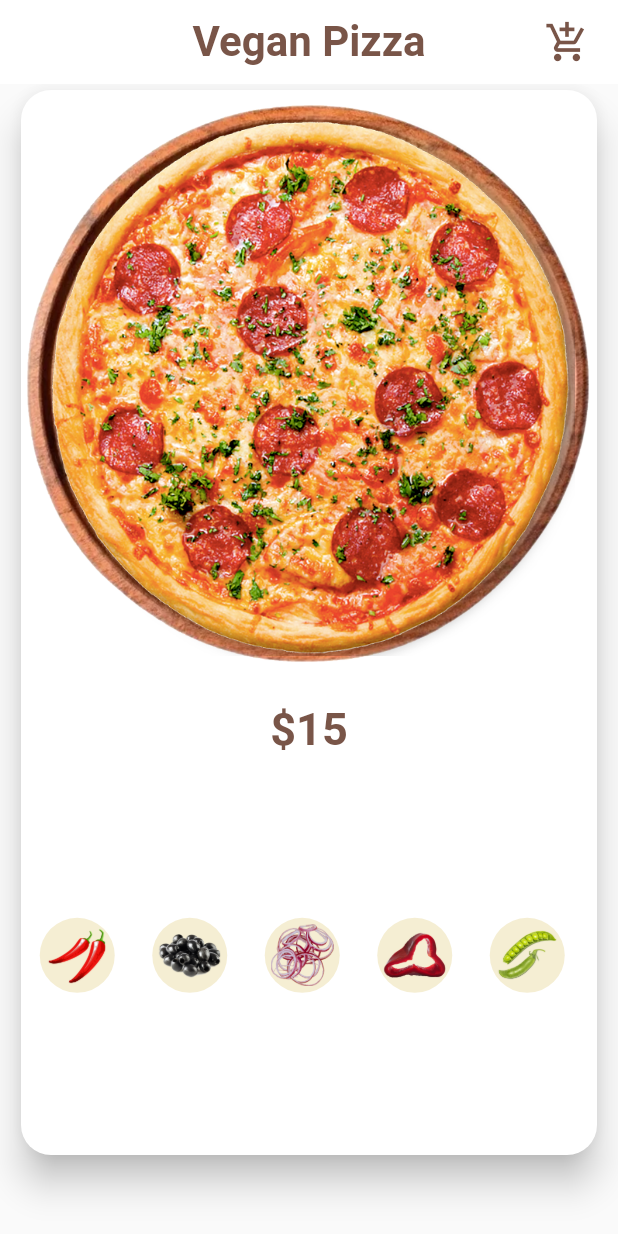
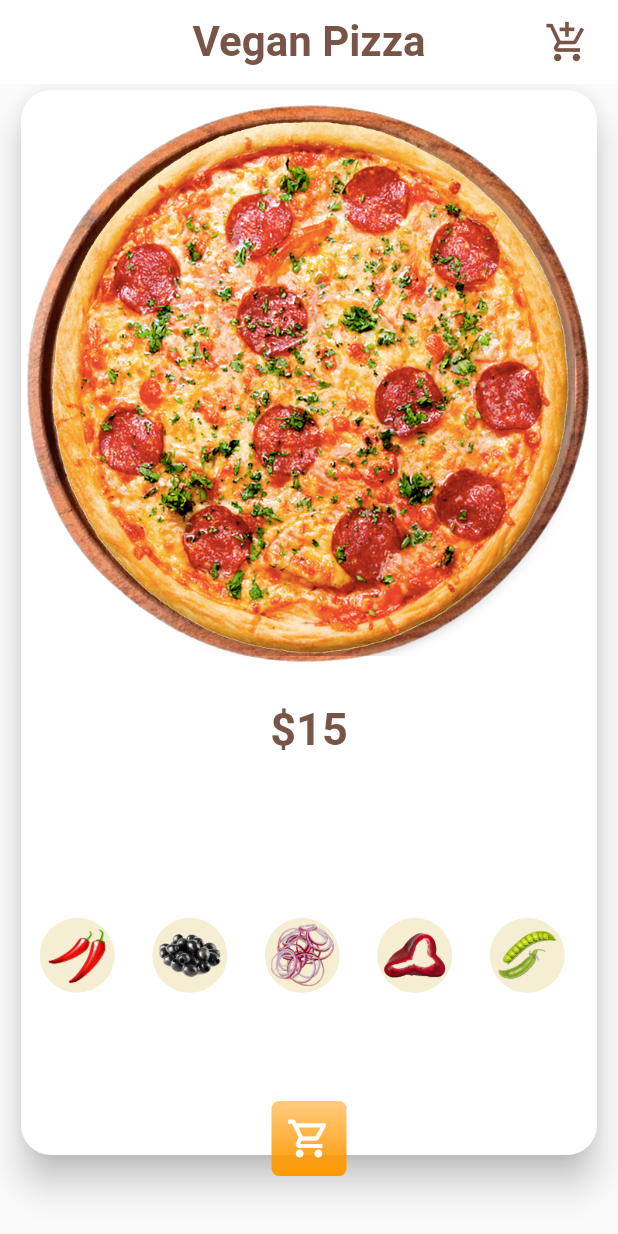
Before and after one commit to Dandy27/apporder, a Flutter app: the screen it shows after launch, on a phone screen of 412 x 824 dp. Run offline on Flutter 3.47's test engine with Material 2 defaults, Android fonts, the phone set to English and light mode, and no system bars.

Commit message:
buidButtonCart

```diff
--- a/dandy.com/lib/common/components/body_card.dart
+++ b/dandy.com/lib/common/components/body_card.dart
@@ -3,6 +3,8 @@ import 'package:pizzaorders2/common/components/pizza_details.dart';
 import 'package:pizzaorders2/common/components/pizza_ingredients.dart';
 
 import '../../constants.dart';
+
+const _pizzaCardSize = 50.0;
 
 class BodyCard extends StatelessWidget {
   const BodyCard({
@@ -30,8 +32,63 @@ class BodyCard extends StatelessWidget {
               ],
             ),
           ),
+        ),
+        Positioned(
+          bottom: 40,
+          height: _pizzaCardSize,
+          width: _pizzaCardSize,
+          left: MediaQuery.of(context).size.width / 2 - _pizzaCardSize / 2,
+          child: Container(
+              decoration: BoxDecoration(
+                gradient: LinearGradient(
+                  begin: Alignment.topCenter,
+                  end: Alignment.bottomCenter,
+                  colors: [
+                    Colors.orange.withOpacity(0.5),
+                    Colors.orange,
+                  ],
+                ),
+                borderRadius: BorderRadius.circular(5),
+              ),
+              child: IconButton(
+                onPressed: () {},
+                icon: const Icon(
+                  Icons.shopping_cart_outlined,
+                ),
+                color: Colors.white,
+                iconSize: 30,
+              )),
         )
       ],
     );
   }
 }
+
+// Widget buildButtonCart(
+//         {required BuildContext context,
+//         required VoidCallback press,
+//         required Icon icon}) =>
+//     Positioned(
+//       bottom: 35,
+//       height: 50,
+//       width: 50,
+//       left: MediaQuery.of(context).size.width / 2 - 50 / 2,
+//       child: Container(
+//           decoration: BoxDecoration(
+//             gradient: LinearGradient(
+//               begin: Alignment.topCenter,
+//               end: Alignment.bottomCenter,
+//               colors: [
+//                 Colors.orange.withOpacity(0.5),
+//                 Colors.orange,
+//               ],
+//             ),
+//             borderRadius: BorderRadius.circular(5),
+//           ),
+//           child: IconButton(
+//             onPressed: press,
+//             icon: icon,
+//             color: Colors.white,
+//             iconSize: 35,
+//           )),
+//     );
```
